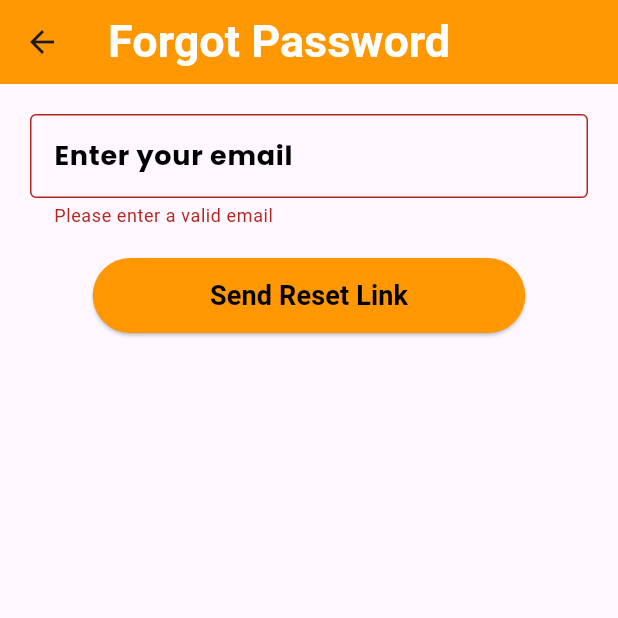
After one commit to DuckyCS8888/caremate, a Flutter app: the ForgotPasswordPage screen opened directly, after a tap on "Send Reset Link", on a phone screen of 412 x 824 dp, the top half of it. The commit adds this screen. Run offline on Flutter 3.47's test engine with Material 3 defaults, Android fonts, the phone set to English and light mode, and no system bars; our stand-ins replace cloud_firestore, firebase_auth, firebase_core, flutter_image_compress, flutter_local_notifications, geolocator and 5 more; missing offline and left inert: firebase_ui_auth; accounts and stored records are empty.

Commit message:
still got UI

```diff
--- a/lib/community/createPost.dart
+++ b/lib/community/createPost.dart
@@ -349,6 +349,7 @@ class _CreatePostPageState extends State<CreatePostPage> {
 
 // Image picker button (aligned to center)
               // Image picker button (aligned to center)
+              // Image picker button (aligned to center)
               SizedBox(
                 width: 200, // Set the width to 200 for all buttons
                 child: _imageBytes == null
@@ -366,11 +367,12 @@ class _CreatePostPageState extends State<CreatePostPage> {
                 )
                     : Column(
                   children: [
+                    // Use Image.memory and adjust the aspect ratio to keep it rectangular
                     Image.memory(
                       _imageBytes!,
-                      height: 200,
-                      width: 500, // You can adjust the image size as necessary
-                      fit: BoxFit.cover,
+                      fit: BoxFit.contain, // Ensure the image fits inside the container
+                      width: double.infinity, // Let the image fill the container width
+                      height: 200, // Adjust height to a fixed value for consistency
                     ),
                     SizedBox(height: 8),
                     ElevatedButton(
--- /dev/null
+++ b/lib/screen/forgot_password.dart
@@ -0,0 +1,138 @@
+import 'package:firebase_auth/firebase_auth.dart';
+import 'package:flutter/material.dart';
+import 'package:google_fonts/google_fonts.dart';
+
+class ForgotPasswordPage extends StatefulWidget {
+  @override
+  _ForgotPasswordPageState createState() => _ForgotPasswordPageState();
+}
+
+class _ForgotPasswordPageState extends State<ForgotPasswordPage> {
+  final FirebaseAuth _auth = FirebaseAuth.instance;
+  final TextEditingController _emailController = TextEditingController();
+  final _formKey = GlobalKey<FormState>();
+  bool _isLoading = false;
+  String? _message;
+
+  // Function to send password reset email
+  Future<void> _sendPasswordResetEmail() async {
+    if (_formKey.currentState!.validate()) {
+      setState(() {
+        _isLoading = true;
+        _message = null; // Clear previous message
+      });
+
+      try {
+        await _auth.sendPasswordResetEmail(email: _emailController.text.trim());
+        setState(() {
+          _message = "Password reset link sent! Check your email.";
+        });
+      } on FirebaseAuthException catch (e) {
+        setState(() {
+          _message = "Error: ${e.message}";
+        });
+      } catch (e) {
+        setState(() {
+          _message = "Error: $e";
+        });
+      } finally {
+        setState(() {
+          _isLoading = false;
+        });
+      }
+    }
+  }
+
+  @override
+  Widget build(BuildContext context) {
+    return Scaffold(
+      appBar: AppBar(
+        title: Text(
+          'Forgot Password',
+          style: GoogleFonts.comicNeue(
+            fontSize: 30,
+            fontWeight: FontWeight.w700,
+            color: Colors.white,
+          ),
+        ),
+        backgroundColor: Colors.orange,
+      ),
+      body: Padding(
+        padding: const EdgeInsets.all(20.0),
+        child: Form(
+          key: _formKey,
+          child: Column(
+            children: [
+              // Email TextField
+              TextFormField(
+                controller: _emailController,
+                decoration: InputDecoration(
+                  labelText: 'Enter your email',
+                  labelStyle: GoogleFonts.poppins(
+                    fontSize: 18,
+                    fontWeight: FontWeight.bold,
+                    color: Colors.black,
+                  ),
+                  hintText: 'Your email address',
+                  hintStyle: TextStyle(
+                    fontSize: 15,
+                    fontWeight: FontWeight.w400,
+                    color: Colors.grey[600],
+                  ),
+                  border: OutlineInputBorder(),
+                ),
+                validator: (value) {
+                  if (value == null || value.isEmpty || !value.contains('@')) {
+                    return 'Please enter a valid email';
+                  }
+                  return null;
+                },
+              ),
+              const SizedBox(height: 20),
+
+              // Submit button for password reset
+              ElevatedButton(
+                onPressed: _isLoading ? null : _sendPasswordResetEmail,
+                style: ElevatedButton.styleFrom(
+                  fixedSize: Size(
+                    MediaQuery.of(context).size.width * 0.7,
+                    50,
+                  ),
+                  shape: RoundedRectangleBorder(
+                    borderRadius: BorderRadius.circular(30),
+                  ),
+                  backgroundColor: Colors.orange,
+                ),
+                child: _isLoading
+                    ? CircularProgressIndicator(color: Colors.white)
+                    : Text(
+                  'Send Reset Link',
+                  style: GoogleFonts.comicNeue(
+                    fontSize: 18,
+                    fontWeight: FontWeight.bold,
+                    color: Colors.black,
+                  ),
+                ),
+              ),
+              const SizedBox(height: 20),
+
+              // Show message (success or error)
+              if (_message != null)
+                Padding(
+                  padding: const EdgeInsets.all(8.0),
+                  child: Text(
+                    _message!,
+                    textAlign: TextAlign.center,
+                    style: TextStyle(
+                      color: _message!.startsWith('Error') ? Colors.red : Colors.green,
+                      fontSize: 16,
+                    ),
+                  ),
+                ),
+            ],
+          ),
+        ),
+      ),
+    );
+  }
+}
--- a/lib/screen/login.dart
+++ b/lib/screen/login.dart
@@ -4,6 +4,7 @@ import 'package:cloud_firestore/cloud_firestore.dart';
 import 'package:google_fonts/google_fonts.dart';
 import 'package:projects/home.dart';
 import 'package:projects/screen/profile_setup.dart';
+import 'forgot_password.dart';  // Import the Forgot Password Page
 
 class LoginPage extends StatefulWidget {
   const LoginPage({super.key});
@@ -201,6 +202,27 @@ class _LoginPageState extends State<LoginPage> {
                 ),
                 const SizedBox(height: 20),
 
+                // Forgot Password Link (below the password field)
+                TextButton(
+                  onPressed: () {
+                    Navigator.push(
+                      context,
+                      MaterialPageRoute(
+                          builder: (context) => ForgotPasswordPage()), // Navigate to the ForgotPasswordPage
+                    );
+                  },
+                  child: Text(
+                    'Forgot your password?',
+                    style: GoogleFonts.poppins(
+                      fontSize: 16,
+                      fontWeight: FontWeight.w500,
+                      color: Colors.deepOrange,
+                    ),
+                  ),
+                ),
+
+                const SizedBox(height: 20),
+
                 // Login Button
                 ElevatedButton(
                   onPressed: _login,
```
Lines whose indentation alone changed are shown as unchanged.
